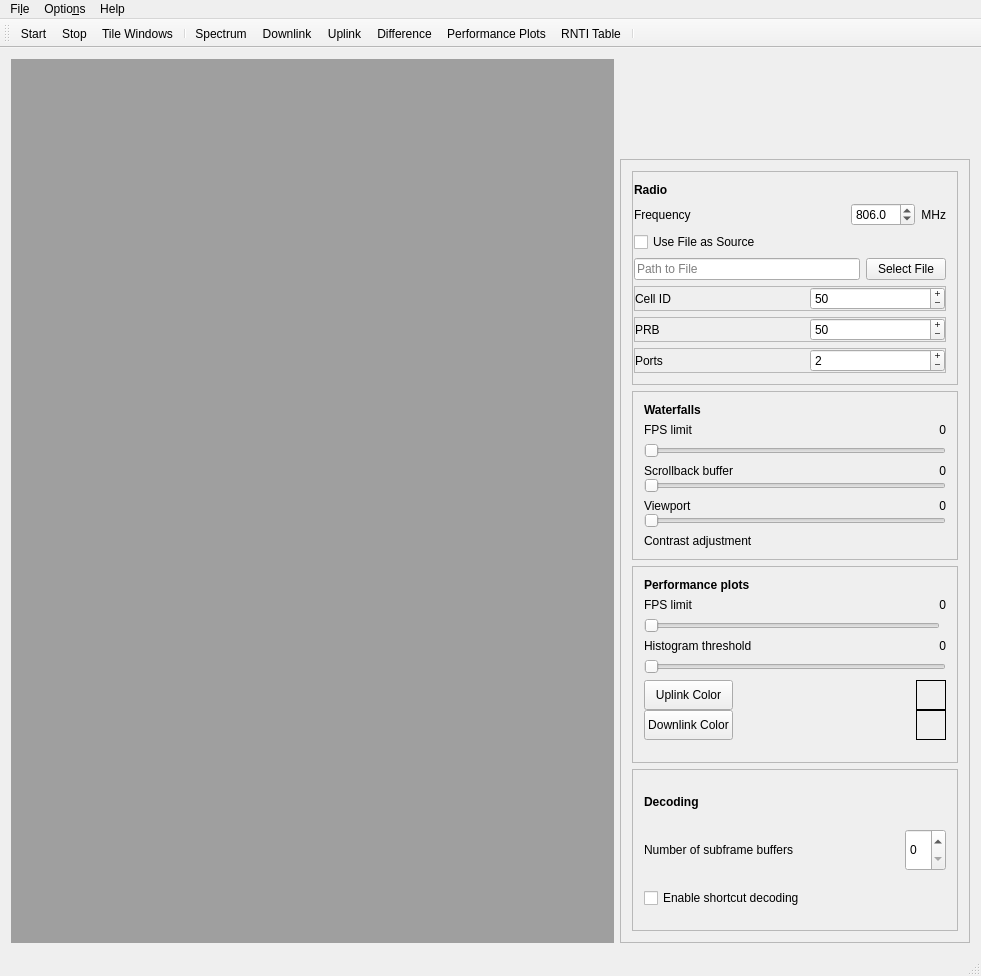
Before: the Qt Designer form src/gui/mainwindow.ui in falkenber9/falcon, drawn with Qt 5.
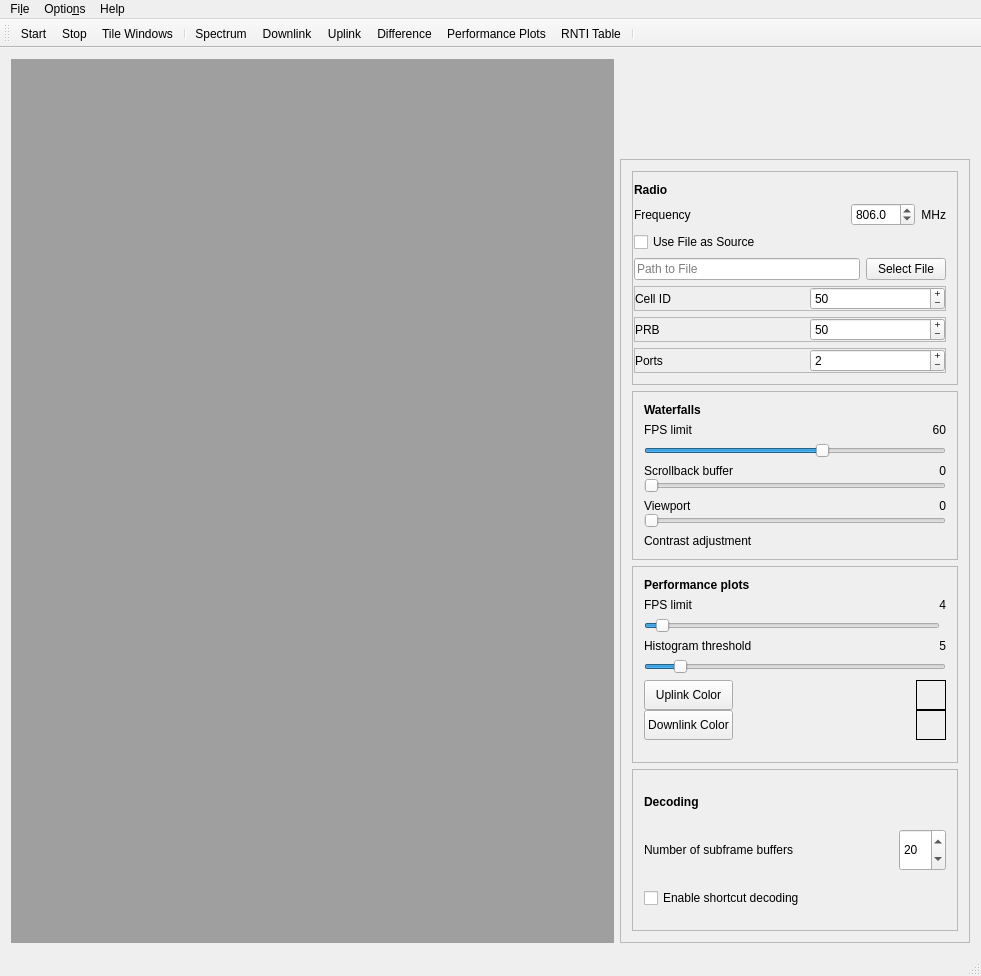
After: the same form once the commit is applied. Icons and pictures are not drawn.

```diff
--- a/src/gui/mainwindow.ui
+++ b/src/gui/mainwindow.ui
@@ -660,7 +660,7 @@
                     </sizepolicy>
                    </property>
                    <property name="text">
-                    <string>0</string>
+                    <string>60</string>
                    </property>
                    <property name="alignment">
                     <set>Qt::AlignRight|Qt::AlignTrailing|Qt::AlignVCenter</set>
@@ -669,6 +669,15 @@
                  </item>
                  <item row="1" column="0" colspan="3">
                   <widget class="QSlider" name="slider_wf_fps">
+                   <property name="minimum">
+                    <number>1</number>
+                   </property>
+                   <property name="maximum">
+                    <number>100</number>
+                   </property>
+                   <property name="value">
+                    <number>60</number>
+                   </property>
                    <property name="orientation">
                     <enum>Qt::Horizontal</enum>
                    </property>
@@ -896,7 +905,7 @@
                     </sizepolicy>
                    </property>
                    <property name="text">
-                    <string>0</string>
+                    <string>5</string>
                    </property>
                    <property name="alignment">
                     <set>Qt::AlignRight|Qt::AlignTrailing|Qt::AlignVCenter</set>
@@ -911,6 +920,15 @@
                      <verstretch>0</verstretch>
                     </sizepolicy>
                    </property>
+                   <property name="maximum">
+                    <number>50</number>
+                   </property>
+                   <property name="pageStep">
+                    <number>5</number>
+                   </property>
+                   <property name="value">
+                    <number>5</number>
+                   </property>
                    <property name="orientation">
                     <enum>Qt::Horizontal</enum>
                    </property>
@@ -959,7 +977,7 @@
                     </sizepolicy>
                    </property>
                    <property name="text">
-                    <string>0</string>
+                    <string>4</string>
                    </property>
                    <property name="alignment">
                     <set>Qt::AlignRight|Qt::AlignTrailing|Qt::AlignVCenter</set>
@@ -1150,6 +1168,9 @@
                   <verstretch>0</verstretch>
                  </sizepolicy>
                 </property>
+                <property name="value">
+                 <number>4</number>
+                </property>
                 <property name="orientation">
                  <enum>Qt::Horizontal</enum>
                 </property>
@@ -1238,6 +1259,12 @@
                      <verstretch>0</verstretch>
                     </sizepolicy>
                    </property>
+                   <property name="maximum">
+                    <number>500</number>
+                   </property>
+                   <property name="value">
+                    <number>20</number>
+                   </property>
                   </widget>
                  </item>
                 </layout>
```
